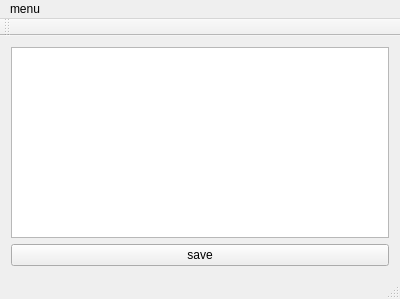
The window that mainwindow.ui (Saber2pr/Notepad) describes before a commit, drawn with Qt 5.
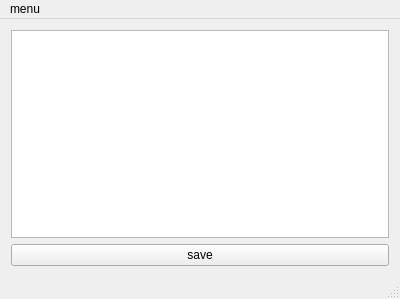
The same window after the commit.

Patch:
```diff
--- a/mainwindow.ui
+++ b/mainwindow.ui
@@ -10,6 +10,11 @@
     <height>299</height>
    </rect>
   </property>
+  <property name="font">
+   <font>
+    <stylestrategy>PreferAntialias</stylestrategy>
+   </font>
+  </property>
   <property name="windowTitle">
    <string>MainWindow</string>
   </property>
@@ -45,14 +50,6 @@
    </widget>
    <addaction name="menuOpen"/>
   </widget>
-  <widget class="QToolBar" name="mainToolBar">
-   <attribute name="toolBarArea">
-    <enum>TopToolBarArea</enum>
-   </attribute>
-   <attribute name="toolBarBreak">
-    <bool>false</bool>
-   </attribute>
-  </widget>
   <widget class="QStatusBar" name="statusBar"/>
   <action name="actionOpen">
    <property name="text">
```
Left out of the diff: 6 changed lines with no effect on the pictures.
